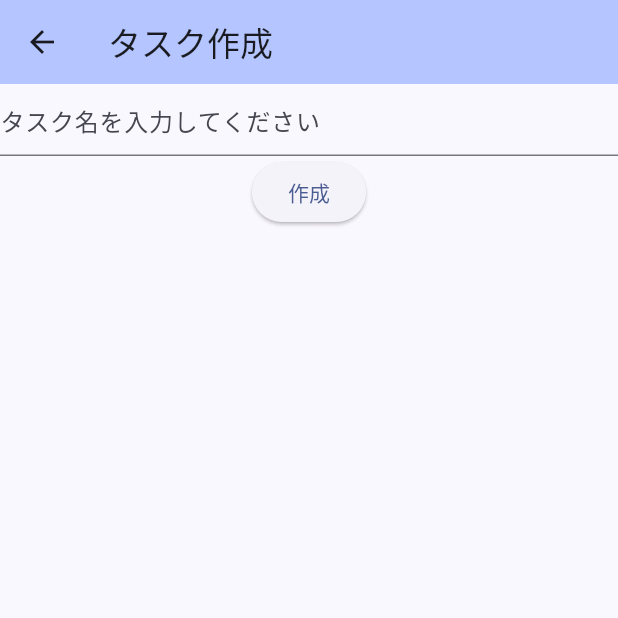
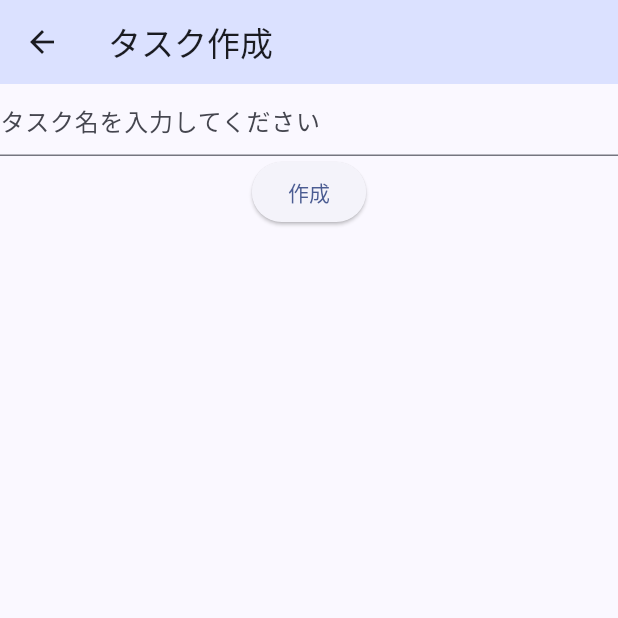
Before and after one commit to Tomo-zou-2525/tokidokiyaru-mobileapp, a Flutter app: the AddTaskPage screen opened directly, on a phone screen of 412 x 824 dp, the top half of it. Run offline on Flutter 3.47's test engine with Material 2 defaults, Android fonts, the phone set to English and light mode, and no system bars; our stand-ins replace flutter_riverpod, freezed_annotation, hooks_riverpod, riverpod_annotation, sqflite; accounts and stored records are empty; generated files the repository leaves out were written again.

Commit message:
AppBarをコンポーネント化

```diff
--- a/lib/main.dart
+++ b/lib/main.dart
@@ -23,6 +23,7 @@ class App extends StatelessWidget {
     return MaterialApp(
       title: 'tokidoki',
       theme: ThemeData(
+        appBarTheme: const AppBarTheme(backgroundColor: Color(0xFFDBE1FF)),
         colorScheme: ColorScheme.fromSeed(seedColor: const Color(0xFF2764EF)),
         useMaterial3: true,
       ),
--- /dev/null
+++ b/lib/ui/component/simple_app_bar.dart
@@ -0,0 +1,8 @@
+import 'package:flutter/material.dart';
+
+class SimpleAppBar extends AppBar {
+  SimpleAppBar({
+    super.key,
+    required String title,
+  }) : super(title: Text(title));
+}
--- a/lib/ui/page/add_task.dart
+++ b/lib/ui/page/add_task.dart
@@ -1,5 +1,6 @@
 import 'package:flutter/material.dart';
 import 'package:flutter_riverpod/flutter_riverpod.dart';
+import 'package:tokidoki_mobile/ui/component/simple_app_bar.dart';
 import 'package:tokidoki_mobile/ui/page/task_list.dart';
 import 'package:tokidoki_mobile/usecase/state/task_list.dart';
 
@@ -12,10 +13,7 @@ class AddTaskPage extends ConsumerWidget {
   Widget build(BuildContext context, WidgetRef ref) {
     String name = '';
     return Scaffold(
-        appBar: AppBar(
-          backgroundColor: Theme.of(context).colorScheme.inversePrimary,
-          title: const Text('タスク作成'),
-        ),
+        appBar: SimpleAppBar(title: 'タスク作成'),
         body: SizedBox(
           width: double.infinity,
           child: Column(
--- a/lib/ui/page/edit_task.dart
+++ b/lib/ui/page/edit_task.dart
@@ -1,6 +1,7 @@
 import 'package:flutter/material.dart';
 import 'package:hooks_riverpod/hooks_riverpod.dart';
 import 'package:tokidoki_mobile/domain/entity/task.dart';
+import 'package:tokidoki_mobile/ui/component/simple_app_bar.dart';
 import 'package:tokidoki_mobile/usecase/state/task_list.dart';
 
 class EditTaskPage extends HookConsumerWidget {
@@ -44,10 +45,7 @@ class EditTaskPage extends HookConsumerWidget {
     }
 
     return Scaffold(
-      appBar: AppBar(
-        backgroundColor: Theme.of(context).colorScheme.inversePrimary,
-        title: const Text('タスク編集'),
-      ),
+      appBar: SimpleAppBar(title: 'タスク編集'),
       body: Center(
         child: SizedBox(
           child: Column(
--- a/lib/ui/page/task_list.dart
+++ b/lib/ui/page/task_list.dart
@@ -2,6 +2,7 @@ import 'package:flutter/material.dart';
 import 'package:flutter_riverpod/flutter_riverpod.dart';
 import 'package:tokidoki_mobile/domain/entity/task.dart';
 import 'package:tokidoki_mobile/ui/component/loader.dart';
+import 'package:tokidoki_mobile/ui/component/simple_app_bar.dart';
 import 'package:tokidoki_mobile/ui/page/add_task.dart';
 import 'package:tokidoki_mobile/ui/page/edit_task.dart';
 import 'package:tokidoki_mobile/usecase/state/app_lifecycle_state.dart';
@@ -83,10 +84,7 @@ class TaskListPage extends ConsumerWidget {
             : createTaskListWidget(taskList, ref));
 
     return Scaffold(
-      appBar: AppBar(
-        backgroundColor: Theme.of(context).colorScheme.inversePrimary,
-        title: const Text('やったこと一覧'),
-      ),
+      appBar: SimpleAppBar(title: 'やったこと一覧'),
       body: Center(child: mainWidget),
       floatingActionButton: FloatingActionButton(
         onPressed: () {
```
